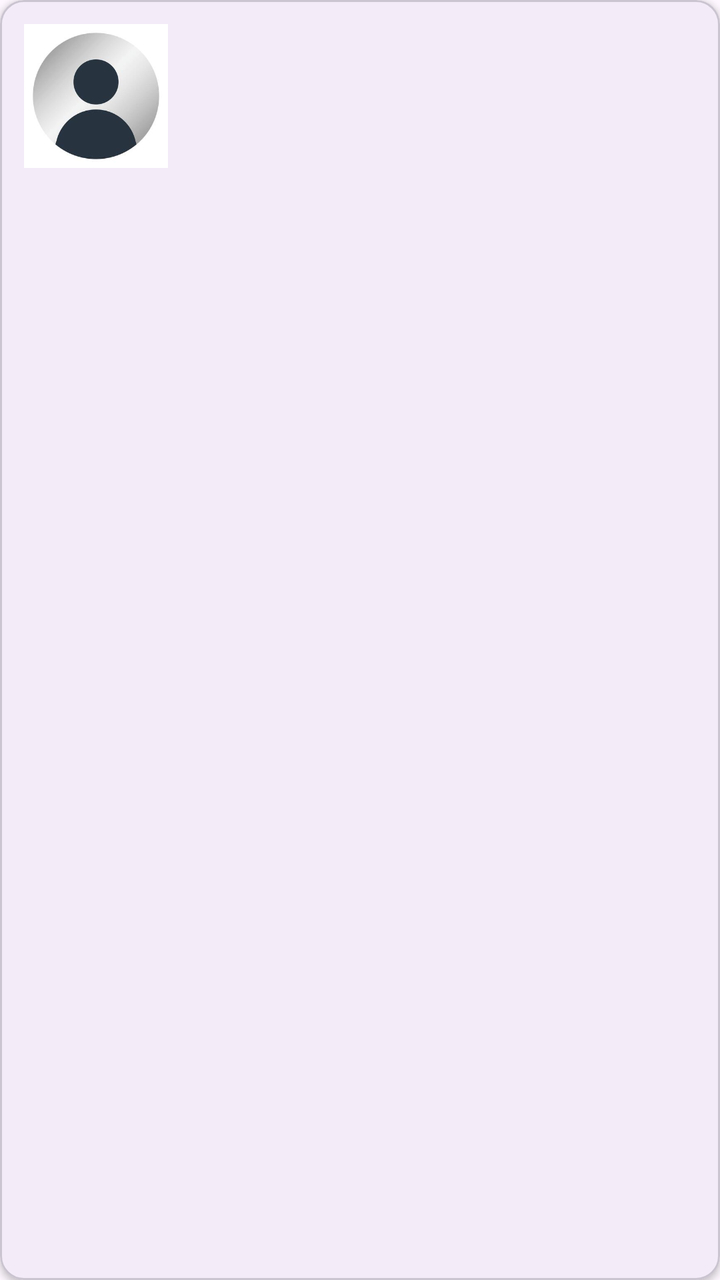
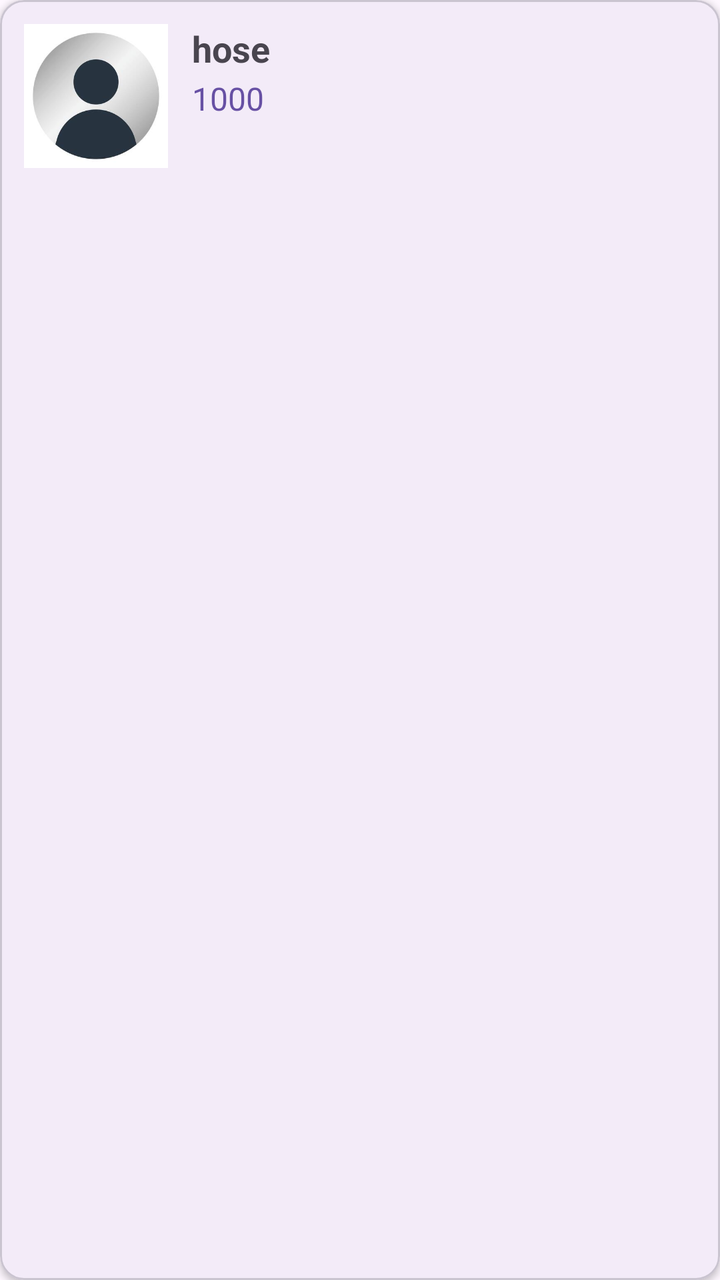

Compare the two renders of this Android layout. The source of the first and the diff that turns it into the second are given below.
<!-- AndroidManifest.xml: application theme Theme.SOFE4640UFinalProject -->
<!-- res/layout/item_listing.xml -->
<?xml version="1.0" encoding="utf-8"?>
<com.google.android.material.card.MaterialCardView
    xmlns:android="http://schemas.android.com/apk/res/android"
    xmlns:app="http://schemas.android.com/apk/res-auto"
    android:layout_width="match_parent"
    android:layout_height="wrap_content"
    android:layout_marginHorizontal="16dp"
    android:layout_marginVertical="6dp"
    app:cardCornerRadius="12dp"
    app:cardElevation="2dp">

    <LinearLayout
        android:layout_width="match_parent"
        android:layout_height="wrap_content"
        android:orientation="horizontal"
        android:padding="12dp">

        <ImageView
            android:layout_width="72dp"
            android:layout_height="72dp"
            android:contentDescription="Listing photo"
            android:src="@drawable/profile" />

        <LinearLayout
            android:layout_width="0dp"
            android:layout_height="wrap_content"
            android:layout_marginStart="12dp"
            android:layout_weight="1"
            android:orientation="vertical">

            <TextView
                android:id="@+id/tvTitle"
                android:layout_width="wrap_content"
                android:layout_height="wrap_content"
                android:textSize="18sp"
                android:textStyle="bold" />

            <TextView
                android:id="@+id/tvPrice"
                android:layout_width="wrap_content"
                android:layout_height="wrap_content"
                android:layout_marginTop="2dp"
                android:textColor="?attr/colorPrimary"
                android:textSize="16sp" />

            <TextView
                android:id="@+id/tvMeta"
                android:layout_width="wrap_content"
                android:layout_height="wrap_content"
                android:layout_marginTop="2dp"
                android:textSize="13sp" />
        </LinearLayout>
    </LinearLayout>
</com.google.android.material.card.MaterialCardView>
<!-- resources referenced by this layout -->
<resources>
  <!-- drawable profile: jpg bitmap (drawable, 5847 bytes) -->
  <style name="Theme.SOFE4640UFinalProject" parent="Base.Theme.SOFE4640UFinalProject" />
  <style name="Base.Theme.SOFE4640UFinalProject" parent="Theme.Material3.DayNight.NoActionBar">
          
          
      </style>
</resources>

<!-- the commit's change to res/layout/item_listing.xml (unified diff, before → after) -->
@@ -32,6 +32,7 @@
                 android:id="@+id/tvTitle"
                 android:layout_width="wrap_content"
                 android:layout_height="wrap_content"
+                android:text="hose"
                 android:textSize="18sp"
                 android:textStyle="bold" />
 
@@ -40,6 +41,7 @@
                 android:layout_width="wrap_content"
                 android:layout_height="wrap_content"
                 android:layout_marginTop="2dp"
+                android:text="1000"
                 android:textColor="?attr/colorPrimary"
                 android:textSize="16sp" />
 
